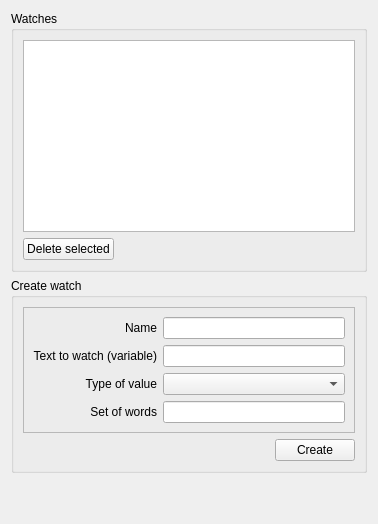
Above: src/multiserialviewer/ui_files/watchWidget.ui from shaag7967/multiserialviewer before the change. Below: the same form after it.
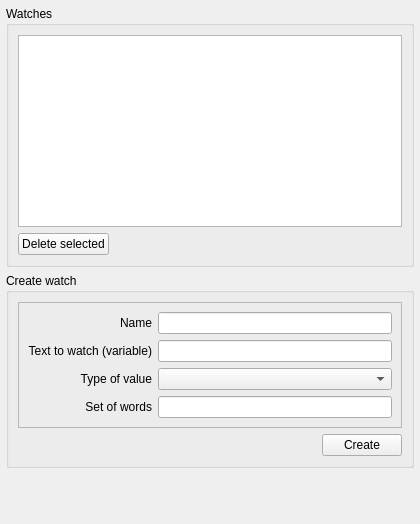
That is the form after the change.

Commit message: added context menu to create watch

```diff
--- a/src/multiserialviewer/ui_files/watchWidget.ui
+++ b/src/multiserialviewer/ui_files/watchWidget.ui
@@ -6,7 +6,7 @@
    <rect>
     <x>0</x>
     <y>0</y>
-    <width>378</width>
+    <width>420</width>
     <height>524</height>
    </rect>
   </property>
@@ -20,6 +20,18 @@
    <string/>
   </property>
   <layout class="QVBoxLayout" name="verticalLayout_3">
+   <property name="leftMargin">
+    <number>6</number>
+   </property>
+   <property name="topMargin">
+    <number>6</number>
+   </property>
+   <property name="rightMargin">
+    <number>6</number>
+   </property>
+   <property name="bottomMargin">
+    <number>6</number>
+   </property>
    <item>
     <widget class="QGroupBox" name="groupBox_3">
      <property name="title">
```
The commit also changes 11 other files.
